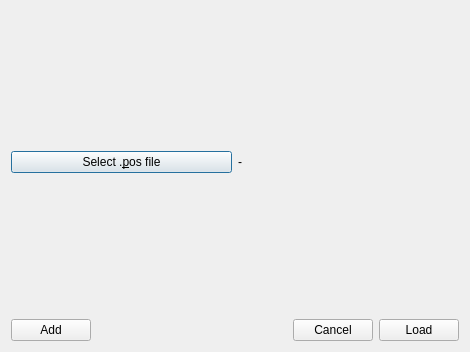
Qt form posloader.ui (tanosaur/massreproduction) before a commit.
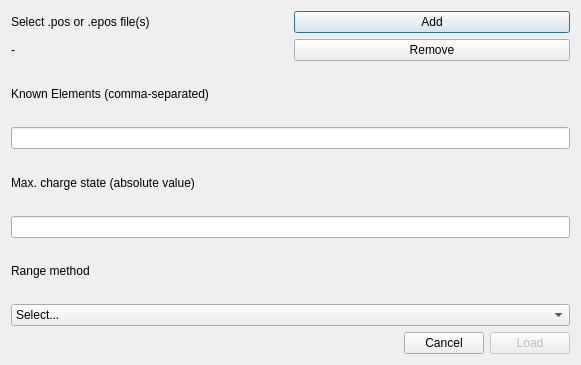
The same form after that commit.

Commit message: Add ion to range table

The edit to the form file:
```diff
--- a/posloader.ui
+++ b/posloader.ui
@@ -6,8 +6,8 @@
    <rect>
     <x>0</x>
     <y>0</y>
-    <width>470</width>
-    <height>352</height>
+    <width>581</width>
+    <height>365</height>
    </rect>
   </property>
   <property name="windowTitle">
@@ -17,14 +17,25 @@
    <item>
     <layout class="QVBoxLayout" name="verticalLayout">
      <item>
-      <layout class="QHBoxLayout" name="horizontalLayout">
+      <layout class="QHBoxLayout" name="horizontalLayout_2">
+       <item>
+        <widget class="QLabel" name="selectLabel">
+         <property name="text">
+          <string>Select .pos or .epos file(s)</string>
+         </property>
+        </widget>
+       </item>
        <item>
         <widget class="QPushButton" name="posButton">
          <property name="text">
-          <string>Select .&amp;pos file</string>
+          <string>Add</string>
          </property>
         </widget>
        </item>
+      </layout>
+     </item>
+     <item>
+      <layout class="QHBoxLayout" name="horizontalLayout">
        <item>
         <widget class="QLabel" name="posLabel">
          <property name="text">
@@ -35,17 +46,68 @@
          </property>
         </widget>
        </item>
+       <item>
+        <widget class="QPushButton" name="removeButton">
+         <property name="text">
+          <string>Remove</string>
+         </property>
+        </widget>
+       </item>
       </layout>
      </item>
+     <item>
+      <widget class="QLabel" name="knownelementsLabel">
+       <property name="text">
+        <string>Known Elements (comma-separated)</string>
+       </property>
+      </widget>
+     </item>
+     <item>
+      <widget class="QLineEdit" name="knownelementsLineEdit"/>
+     </item>
+     <item>
+      <widget class="QLabel" name="maxchargestateLabel">
+       <property name="text">
+        <string>Max. charge state (absolute value)</string>
+       </property>
+      </widget>
+     </item>
+     <item>
+      <widget class="QLineEdit" name="maxchargestateLineEdit"/>
+     </item>
+     <item>
+      <widget class="QLabel" name="rangemethodLabel">
+       <property name="text">
+        <string>Range method</string>
+       </property>
+      </widget>
+     </item>
+     <item>
+      <widget class="QComboBox" name="rangemethodComboBox">
+       <item>
+        <property name="text">
+         <string>Select...</string>
+        </property>
+       </item>
+       <item>
+        <property name="text">
+         <string>FWHM</string>
+        </property>
+       </item>
+       <item>
+        <property name="text">
+         <string>FWTM</string>
+        </property>
+       </item>
+       <item>
+        <property name="text">
+         <string>Manual</string>
+        </property>
+       </item>
+      </widget>
+     </item>
      <item>
       <layout class="QHBoxLayout" name="horizontalLayout_3">
-       <item>
-        <widget class="QPushButton" name="addButton">
-         <property name="text">
-          <string>Add</string>
-         </property>
-        </widget>
-       </item>
        <item>
         <spacer name="horizontalSpacer">
          <property name="orientation">
@@ -68,6 +130,9 @@
        </item>
        <item>
         <widget class="QPushButton" name="loadButton">
+         <property name="enabled">
+          <bool>false</bool>
+         </property>
          <property name="text">
           <string>Load</string>
          </property>
```
Left out of the diff: 19 changed lines with no effect on the pictures. The commit also changes 38 other files.
